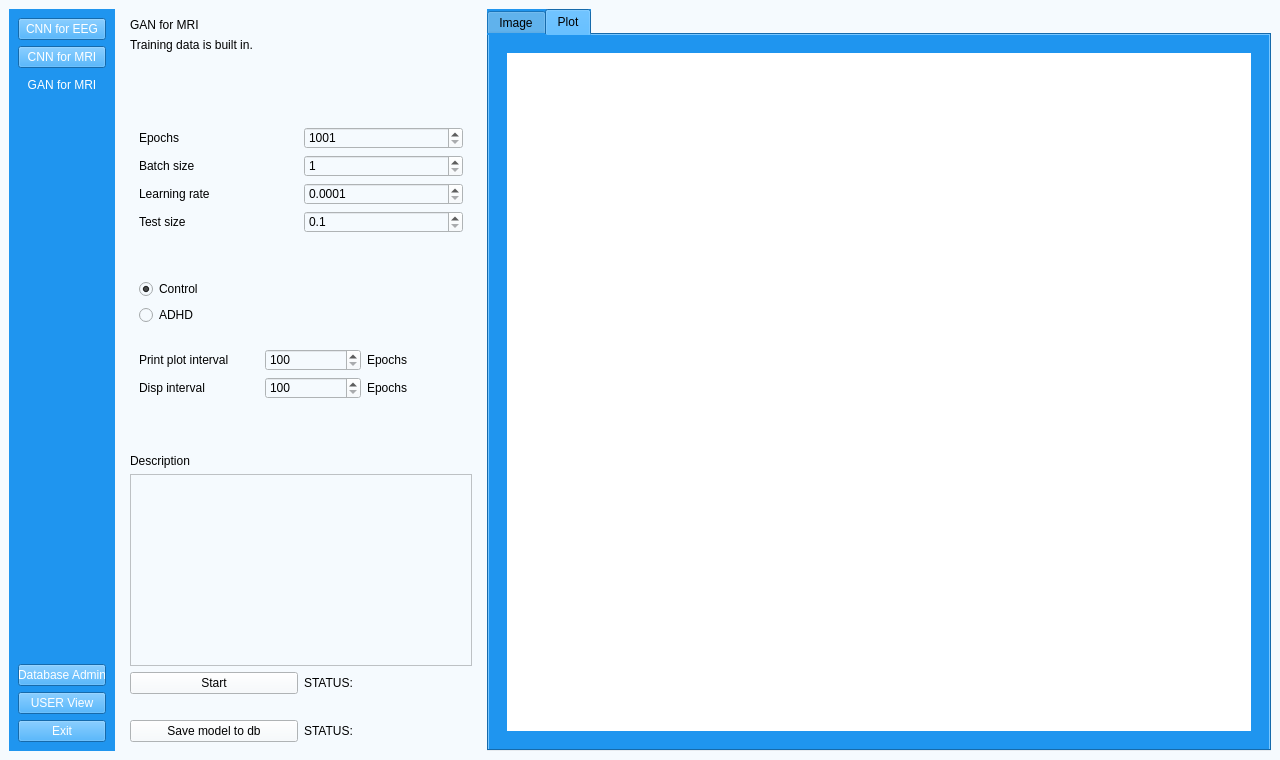
matimusial/ADHDPredictorApp, file UI/aUI_projekt_GAN.ui: the form before one commit.
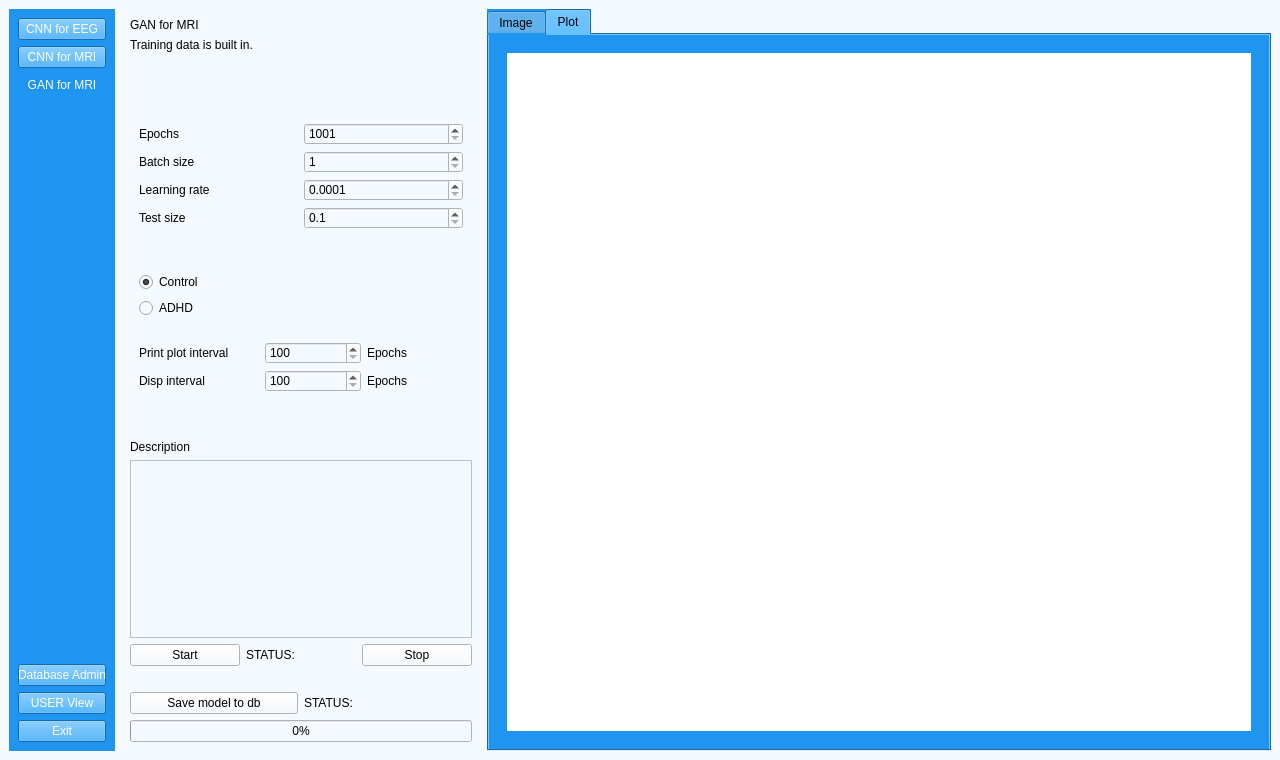
The form after the commit. Icons and pictures are not drawn.

Patch:
```diff
--- a/UI/aUI_projekt_GAN.ui
+++ b/UI/aUI_projekt_GAN.ui
@@ -487,6 +487,13 @@
                  </property>
                 </widget>
                </item>
+               <item>
+                <widget class="QPushButton" name="stopButton">
+                 <property name="text">
+                  <string>Stop</string>
+                 </property>
+                </widget>
+               </item>
               </layout>
              </item>
              <item>
@@ -517,6 +524,13 @@
                </item>
               </layout>
              </item>
+             <item>
+              <widget class="QProgressBar" name="progressBar">
+               <property name="value">
+                <number>0</number>
+               </property>
+              </widget>
+             </item>
             </layout>
            </item>
           </layout>
```
